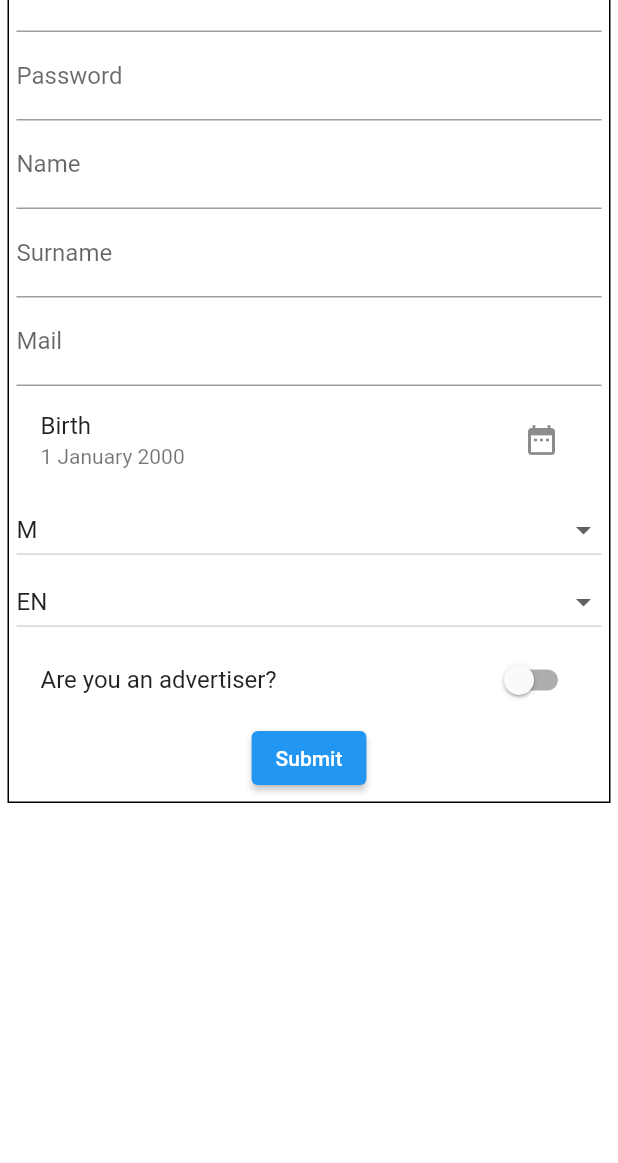
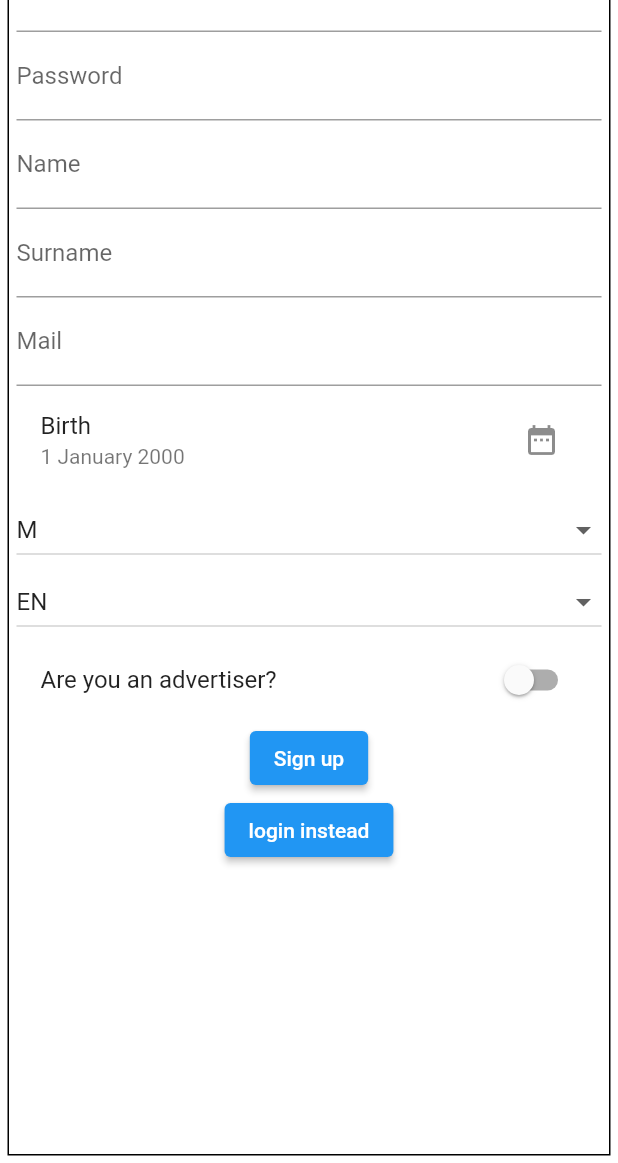
Before and after one commit to Social-5IC/ZweecK, a Flutter app: the screen it shows after launch, on a phone screen of 412 x 824 dp, the part 73-1236 px from its top. Run offline on Flutter 3.47's test engine with Material 2 defaults, Android fonts, the phone set to English and light mode, and no system bars; our stand-ins replace dartz, get_it, shared_preferences, stacked.

Commit message:
Login: started view, completed logic

```diff
--- a/lib/view/welcome/components/sign_up_form.dart
+++ b/lib/view/welcome/components/sign_up_form.dart
@@ -182,7 +182,7 @@ class _SignUpFormState extends State<SignUpForm> {
           ),
           ElevatedButton(
             onPressed: submit,
-            child: const Text("Submit"),
+            child: const Text("Sign up"),
           )
         ],
       ),
@@ -192,6 +192,7 @@ class _SignUpFormState extends State<SignUpForm> {
   @override
   void dispose() {
     _usernameController.dispose();
+    _passwordController.dispose();
     _nameController.dispose();
     _surnameController.dispose();
     _mailController.dispose();
--- a/lib/view/welcome/welcome_view.dart
+++ b/lib/view/welcome/welcome_view.dart
@@ -1,5 +1,6 @@
 import 'package:flutter/material.dart';
 import 'package:stacked/stacked.dart';
+import 'package:zweeck/view/welcome/components/login_form.dart';
 import 'package:zweeck/view/welcome/components/sign_up_form.dart';
 import 'package:zweeck/view/welcome/welcome_viewmodel.dart';
 
@@ -20,23 +21,64 @@ class WelcomeView extends StatelessWidget {
     Widget? child,
   ) {
     // create TabBar
-    return Scaffold(
-      body: Column(
+    return DefaultTabController(
+      length: 2,
+      child: Builder(
+        builder: (BuildContext context) => Scaffold(
+          body: TabBarView(
+            children: [
+              _buildSignUpTab(context, model),
+              _buildLoginTab(context, model),
+            ],
+          ),
+        ),
+      ),
+    );
+  }
+
+  Widget _buildSignUpTab(
+    BuildContext context,
+    WelcomeViewModel model,
+  ) {
+    return Container(
+      decoration: BoxDecoration(
+        border: Border.all(color: Colors.black),
+      ),
+      margin: const EdgeInsets.all(5),
+      padding: const EdgeInsets.all(5),
+      child: Column(
         children: [
-          Container(
-            decoration: BoxDecoration(
-              border: Border.all(color: Colors.black),
+          RepaintBoundary(
+            child: SignUpForm(
+              onSubmit: model.signUp,
             ),
-            margin: const EdgeInsets.all(5),
-            padding: const EdgeInsets.all(5),
-            child: RepaintBoundary(
-              child: SignUpForm(
-                onSubmit: model.signUp,
-              ),
-            ),
+          ),
+          ElevatedButton(
+            onPressed: () {
+              DefaultTabController.of(context)!.animateTo(1);
+            },
+            child: const Text("login instead"),
           )
         ],
       ),
     );
   }
+
+  Widget _buildLoginTab(
+    BuildContext context,
+    WelcomeViewModel model,
+  ) {
+    return Container(
+      decoration: BoxDecoration(
+        border: Border.all(color: Colors.black),
+      ),
+      margin: const EdgeInsets.all(5),
+      padding: const EdgeInsets.all(5),
+      child: RepaintBoundary(
+        child: LoginForm(
+          onSubmit: model.login,
+        ),
+      ),
+    );
+  }
 }
```
Also changed, not shown: lib/view/welcome/components/login_form.dart (added, +90 -0 lines), lib/view/welcome/welcome_viewmodel.dart (+35 -2 lines).
